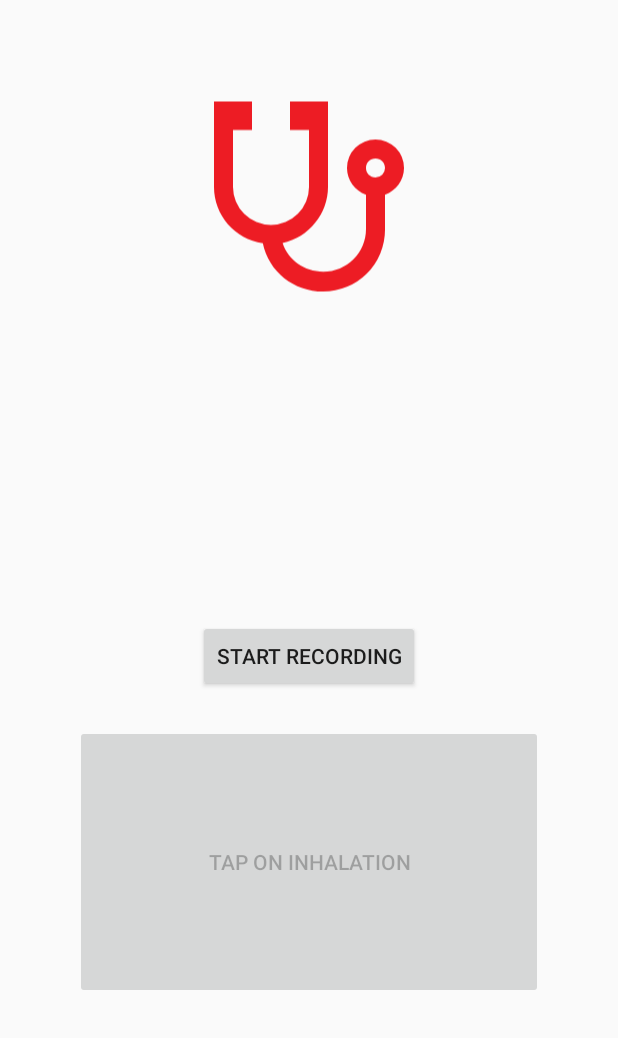
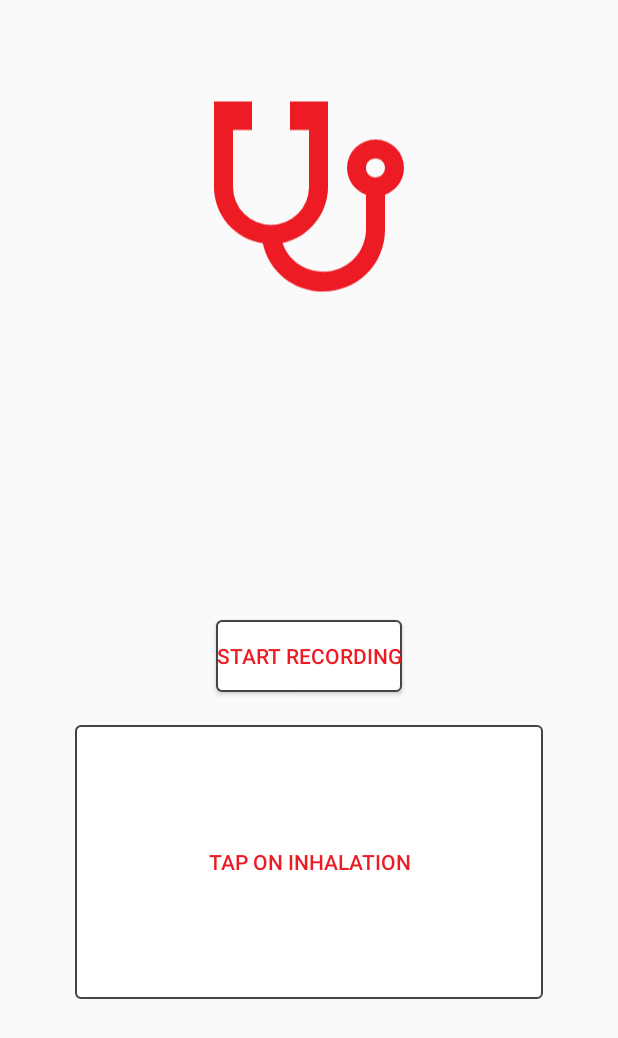
Before and after one commit to breathoscope/breathoscope, an Android app: the BreathRateFragment screen opened directly, with no data from a screen before it, on a phone screen of 412 x 824 dp. Shown: the top 1038 px of the screen. Run offline under Robolectric (Android 15) with nearby library versions, the phone set to English and light mode, and no system bars.

Commit message:
Style/buttons (#30)
* added basic styles

* added new button styling

```diff
--- a/app/src/main/java/org/inspire/breath/data/AppRoomDatabase.java
+++ b/app/src/main/java/org/inspire/breath/data/AppRoomDatabase.java
@@ -8,7 +8,7 @@ import android.widget.EditText;
 
 import com.commonsware.cwac.saferoom.SafeHelperFactory;
 
-@Database(entities = {Patient.class, Session.class}, version = 7, exportSchema = false)
+@Database(entities = {Patient.class, Session.class}, version = 8, exportSchema = false)
 public abstract class AppRoomDatabase extends RoomDatabase {
 
     // DAOs
--- /dev/null
+++ b/app/src/main/res/color/default_btn_text_selector.xml
@@ -0,0 +1,13 @@
+<?xml version="1.0" encoding="utf-8"?>
+<selector xmlns:android="http://schemas.android.com/apk/res/android">
+    <item android:state_enabled="false"
+        android:color="@color/colorAccent"/>
+    <item android:state_pressed="true"
+        android:state_enabled="true"
+        android:color="@color/colorPrimary"/>
+    <item android:state_focused="true"
+        android:state_enabled="true"
+        android:color="@color/colorAccent"/>
+    <item android:state_enabled="true"
+        android:color="@color/colorAccent"/>
+</selector>
--- /dev/null
+++ b/app/src/main/res/drawable/default_btn_disabled.xml
@@ -0,0 +1,9 @@
+<?xml version="1.0" encoding="utf-8"?>
+<shape
+    xmlns:android="http://schemas.android.com/apk/res/android"
+    android:shape="rectangle">
+    <corners android:radius="@dimen/button_corner"/>
+    <stroke android:color="@color/colorPrimaryDark"
+        android:width="1dp"/>
+    <solid android:color="@color/colorPrimary"/>
+</shape>
--- /dev/null
+++ b/app/src/main/res/drawable/default_btn_enabled.xml
@@ -0,0 +1,9 @@
+<?xml version="1.0" encoding="utf-8"?>
+<shape
+    xmlns:android="http://schemas.android.com/apk/res/android"
+    android:shape="rectangle">
+    <corners android:radius="@dimen/button_corner"/>
+    <stroke android:color="@color/colorPrimaryDark"
+        android:width="1dp"/>
+    <solid android:color="@color/colorPrimary"/>
+</shape>
--- /dev/null
+++ b/app/src/main/res/drawable/default_btn_focused.xml
@@ -0,0 +1,10 @@
+<?xml version="1.0" encoding="utf-8"?>
+<shape
+    xmlns:android="http://schemas.android.com/apk/res/android"
+    android:shape="rectangle">
+    <corners android:radius="@dimen/button_corner"/>
+    <stroke android:color="@color/colorPrimaryDark"
+        android:width="1dp"/>
+    <solid android:color="@color/colorPrimary"/>
+
+</shape>
--- /dev/null
+++ b/app/src/main/res/drawable/default_btn_pressed.xml
@@ -0,0 +1,9 @@
+<?xml version="1.0" encoding="utf-8"?>
+<shape
+    xmlns:android="http://schemas.android.com/apk/res/android"
+    android:shape="rectangle">
+    <corners android:radius="@dimen/button_corner"/>
+    <stroke android:color="#000"
+        android:width="1dp"/>
+    <solid android:color="@color/colorAccent"/>
+</shape>
--- /dev/null
+++ b/app/src/main/res/drawable/default_btn_selector.xml
@@ -0,0 +1,13 @@
+<?xml version="1.0" encoding="utf-8"?>
+<selector xmlns:android="http://schemas.android.com/apk/res/android">
+    <item android:state_enabled="false"
+        android:drawable="@drawable/default_btn_disabled"/>
+    <item android:state_pressed="true"
+        android:state_enabled="true"
+        android:drawable="@drawable/default_btn_pressed"/>
+    <item android:state_focused="true"
+        android:state_enabled="true"
+        android:drawable="@drawable/default_btn_focused"/>
+    <item android:state_enabled="true"
+        android:drawable="@drawable/default_btn_enabled"/>
+</selector>
--- a/app/src/main/res/values/colors.xml
+++ b/app/src/main/res/values/colors.xml
@@ -1,5 +1,5 @@
 <?xml version="1.0" encoding="utf-8"?>
-<resources>
+<resources xmlns:android="http://schemas.android.com/apk/res/android">
     <color name="colorPrimary">#ffffff</color>
     <color name="colorPrimaryDark">#444444</color>
     <color name="colorAccent">#ED1C24</color>
--- a/app/src/main/res/values/dims.xml
+++ b/app/src/main/res/values/dims.xml
@@ -31,4 +31,7 @@
     <!-- Checkbox -->
     <dimen name="checkbox_large_width">64dp</dimen>
     <dimen name="checkbox_large_height">64dp</dimen>
+
+    <!-- Buttons -->
+    <dimen name="button_corner">3dp</dimen>
 </resources>
--- a/app/src/main/res/values/styles.xml
+++ b/app/src/main/res/values/styles.xml
@@ -10,6 +10,12 @@
         <item name="android:windowNoTitle">true</item>
         <item name="android:windowContentOverlay">@null</item>
         <item name="android:windowFullscreen">false</item>
+        <item name="android:buttonStyle">@style/defaultButton</item>
+    </style>
+
+    <style name="defaultButton" parent="android:Widget.Material.Button.Colored">
+        <item name="android:background">@drawable/default_btn_selector</item>
+        <item name="android:textColor">@color/default_btn_text_selector</item>
     </style>
 
 </resources>
```
